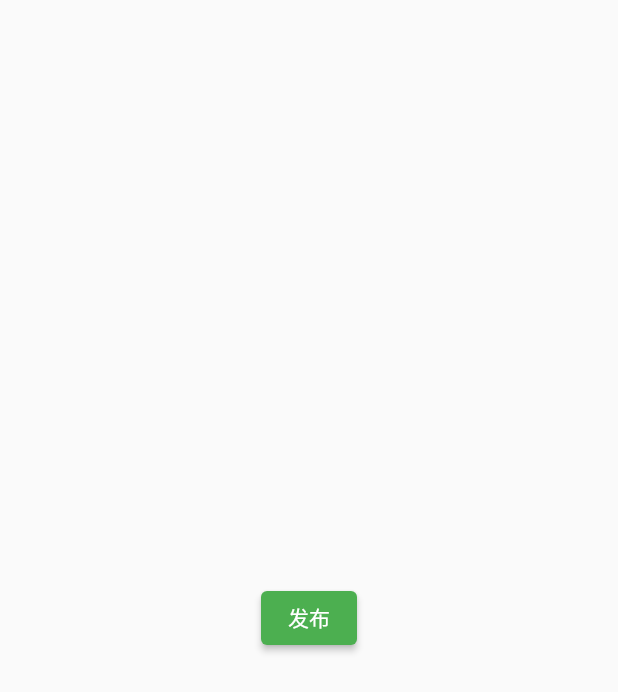
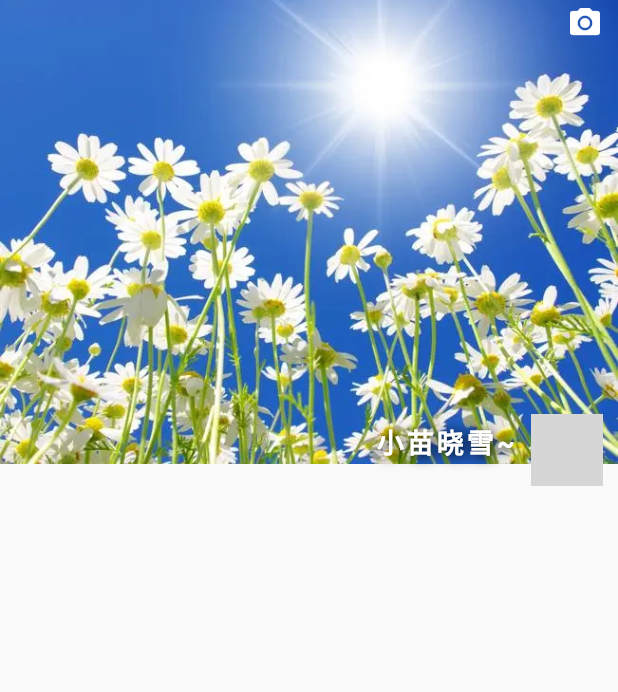
Before and after one commit to miaodongCoder/flutter_wechat_post, a Flutter app: the screen it shows after launch, on a phone screen of 412 x 824 dp. Shown: the top 692 px of the screen. Run offline on Flutter 3.47's test engine with Material 2 defaults, Android fonts, the phone set to English and light mode, and no system bars; drawn by our look-alikes of extended_image; our stand-ins replace chewie, flutter_image_compress, fluttertoast, video_player; missing offline and left inert: camerawesome, video_compress, wechat_assets_picker; accounts and stored records are empty; network calls fail; grey boxes are pictures that could not be loaded.

Commit message:
09-朋友圈的头部背景视图完成;

```diff
--- a/lib/entity/index.dart
+++ b/lib/entity/index.dart
@@ -1,3 +1,4 @@
 library entity;
 
 export 'menu.dart';
+export 'user.dart';
--- /dev/null
+++ b/lib/entity/user.dart
@@ -0,0 +1,6 @@
+class UserModel {
+  final String? nickName;
+  final String? avator;
+  final String? cover;
+  UserModel({this.nickName, this.avator, this.cover});
+}
--- a/lib/pages/timeline.dart
+++ b/lib/pages/timeline.dart
@@ -1,6 +1,9 @@
+import 'package:extended_image/extended_image.dart';
 import 'package:flutter/material.dart';
+import 'package:flutter_wechat_post/entity/index.dart';
 import 'package:flutter_wechat_post/pages/index.dart';
 import 'package:flutter_wechat_post/utils/index.dart';
+import 'package:flutter_wechat_post/widgets/index.dart';
 import 'package:wechat_assets_picker/wechat_assets_picker.dart';
 
 class TimeLinePage extends StatefulWidget {
@@ -11,14 +14,51 @@ class TimeLinePage extends StatefulWidget {
 }
 
 class _TimeLinePageState extends State<TimeLinePage> {
+  // 用户资料:
+  UserModel? _user;
   @override
   Widget build(BuildContext context) {
     return Scaffold(
-      body: _mainView(context),
+      extendBodyBehindAppBar: true,
+      appBar: AppBarWidget(
+        actions: [
+          GestureDetector(
+            onTap: _onPublish,
+            child: const Padding(
+              padding: EdgeInsets.only(
+                right: spacing,
+              ),
+              child: Icon(
+                Icons.camera_alt,
+              ),
+            ),
+          )
+        ],
+      ),
+      body: _mainView(),
     );
   }
 
-  Widget _mainView(BuildContext context) {
+  @override
+  void initState() {
+    super.initState();
+
+    _user = UserModel(
+      nickName: "小苗晓雪~",
+      avator:
+          "http://n.sinaimg.cn/translate/274/w937h937/20181121/w3_3-hnyuqhi6990881.jpg",
+      cover: "images/flower.png",
+    );
+  }
+
+  Widget _mainView() {
+    return Column(
+      children: [
+        _buildHeader(),
+      ],
+    );
+
+    /*
     return Center(
       child: ElevatedButton(
         onPressed: () async {
@@ -46,5 +86,91 @@ class _TimeLinePageState extends State<TimeLinePage> {
         ),
       ),
     );
+    */
+  }
+
+  // 头部组件:
+  Widget _buildHeader() {
+    final double width = MediaQuery.of(context).size.width;
+    return _user == null
+        ? const SizedBox.square()
+        : Stack(
+            alignment: Alignment.bottomRight,
+            children: [
+              // 1.背景图片:
+              SizedBox(
+                width: width,
+                child: Padding(
+                  padding: const EdgeInsets.only(
+                    bottom: 15,
+                  ),
+                  child: Image.asset(
+                    "${_user!.cover}",
+                    width: width,
+                    height: width * 0.75,
+                    fit: BoxFit.cover,
+                  ),
+                ),
+              ),
+              // 昵称、头像:
+              Row(
+                mainAxisAlignment: MainAxisAlignment.end,
+                crossAxisAlignment: CrossAxisAlignment.start,
+                children: [
+                  // 2.1昵称:
+                  Text(
+                    _user!.nickName ?? "",
+                    style: const TextStyle(
+                        color: Colors.white,
+                        // 字间距:
+                        letterSpacing: 2,
+                        fontSize: 18,
+                        height: 1.8,
+                        fontWeight: FontWeight.bold,
+                        shadows: [
+                          BoxShadow(
+                            color: Colors.black,
+                            offset: Offset(1, 1),
+                            blurRadius: 10,
+                          ),
+                        ]),
+                  ),
+                  const SizedBox(width: 10),
+                  // 2.2头像:
+                  ClipRRect(
+                    borderRadius: const BorderRadius.all(Radius.circular(5)),
+                    child: ExtendedImage.network(
+                      _user!.avator ?? "",
+                      height: 48,
+                      width: 48,
+                      fit: BoxFit.cover,
+                    ),
+                  ),
+                  const SizedBox(width: 10),
+                ],
+              ),
+            ],
+          );
+  }
+
+  // 发布事件:
+  void _onPublish() async {
+    final selectedAssets =
+        await DuBottomSheet().wxPicker<List<AssetEntity>>(context);
+    if (selectedAssets == null || selectedAssets.isEmpty || !mounted) return;
+    // 把输入的内容压入界面:
+    Navigator.of(context).push(
+      MaterialPageRoute(
+        builder: (context) {
+          return PostEditPage(
+            postType: (selectedAssets.length == 1 &&
+                    selectedAssets.first.type == AssetType.video)
+                ? PostType.video
+                : PostType.image,
+            selectedAssets: selectedAssets,
+          );
+        },
+      ),
+    );
   }
 }
```
Also changed, not shown: pubspec.yaml (+12 -11 lines), images/flower.png (added), 1 other file.
